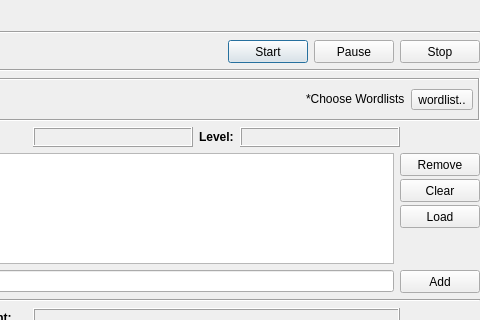
Before: the Qt Designer form gui/src/engines/level/Level.ui in 3nock/OTE, drawn with Qt 5; both pictures show x 545 to 1025 and y 0 to 320 of the 1025 by 496 pixel window.
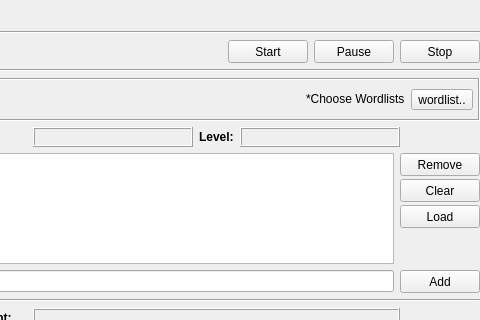
After: the same form once the commit is applied.

```diff
--- a/gui/src/engines/level/Level.ui
+++ b/gui/src/engines/level/Level.ui
@@ -1,7 +1,7 @@
 <?xml version="1.0" encoding="UTF-8"?>
 <ui version="4.0">
  <class>Level</class>
- <widget class="QDialog" name="Level">
+ <widget class="QWidget" name="Level">
   <property name="geometry">
    <rect>
     <x>0</x>
```
Left out of the diff: 2 changed lines with no effect on the pictures.
